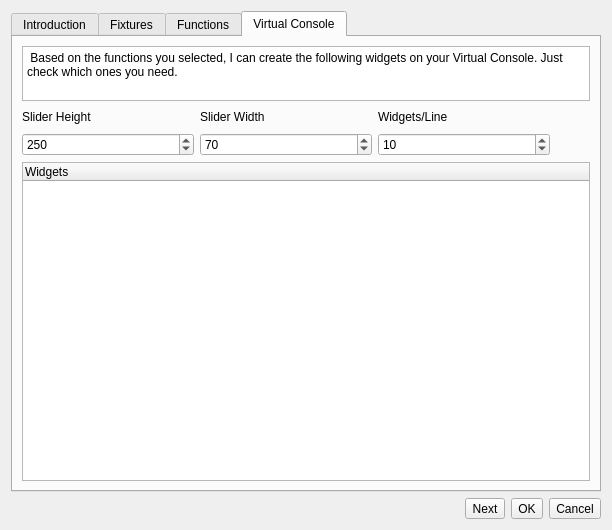
First picture: the form in ui/src/functionwizard.ui, repository mcallegari/qlcplus, before the edit.
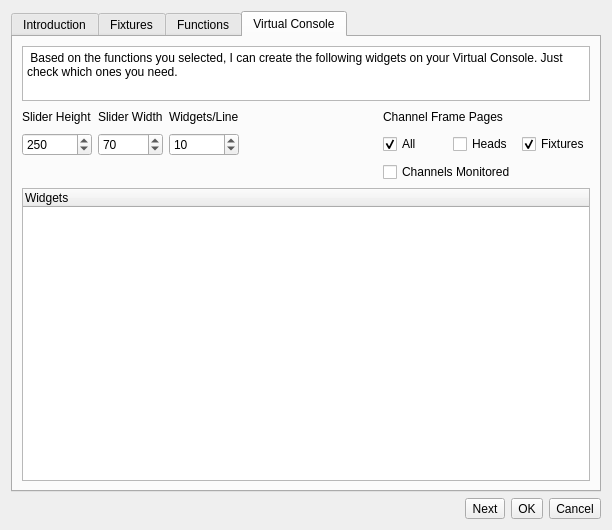
Second picture: the form after the edit. The open tabs and pages were chosen to show the change. Icons and pictures are not drawn.

Commit message: modified update widget tree for frame pages

```diff
--- a/ui/src/functionwizard.ui
+++ b/ui/src/functionwizard.ui
@@ -335,10 +335,20 @@
            </property>
           </widget>
          </item>
-         <item row="0" column="2">
-          <widget class="QLabel" name="labelCnt">
+         <item row="1" column="5">
+          <widget class="QCheckBox" name="m_checkBoxHeads">
            <property name="text">
-            <string>Widgets/Line</string>
+            <string>Heads</string>
+           </property>
+          </widget>
+         </item>
+         <item row="1" column="4">
+          <widget class="QCheckBox" name="m_checkBoxAll">
+           <property name="text">
+            <string>All</string>
+           </property>
+           <property name="checked">
+            <bool>true</bool>
            </property>
           </widget>
          </item>
@@ -347,9 +357,6 @@
            <property name="orientation">
             <enum>Qt::Horizontal</enum>
            </property>
-           <property name="sizeType">
-            <enum>QSizePolicy::Ignored</enum>
-           </property>
            <property name="sizeHint" stdset="0">
             <size>
              <width>40</width>
@@ -358,6 +365,37 @@
            </property>
           </spacer>
          </item>
+         <item row="0" column="2">
+          <widget class="QLabel" name="labelCnt">
+           <property name="text">
+            <string>Widgets/Line</string>
+           </property>
+          </widget>
+         </item>
+         <item row="1" column="6">
+          <widget class="QCheckBox" name="m_checkBoxFixtures">
+           <property name="text">
+            <string>Fixtures</string>
+           </property>
+           <property name="checked">
+            <bool>true</bool>
+           </property>
+          </widget>
+         </item>
+         <item row="0" column="4" colspan="3">
+          <widget class="QLabel" name="label">
+           <property name="text">
+            <string>Channel Frame Pages</string>
+           </property>
+          </widget>
+         </item>
+         <item row="2" column="4" colspan="2">
+          <widget class="QCheckBox" name="m_checkBoxMonitored">
+           <property name="text">
+            <string>Channels Monitored</string>
+           </property>
+          </widget>
+         </item>
         </layout>
        </item>
        <item>
```
Left out of the diff: 48 changed lines with no effect on the pictures. The commit also changes 2 other files.
